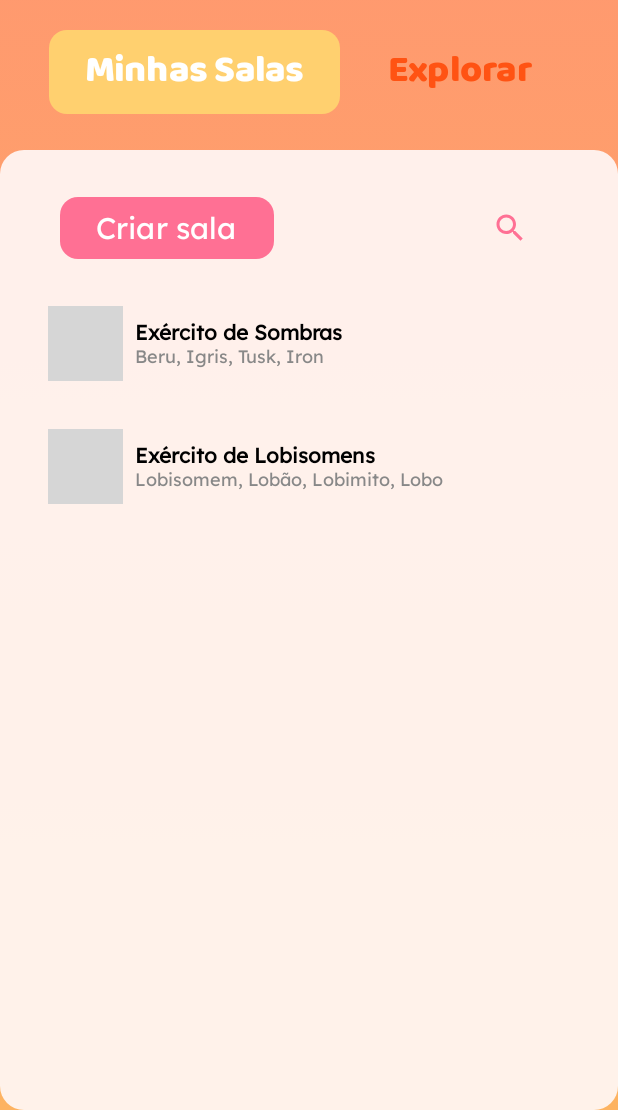
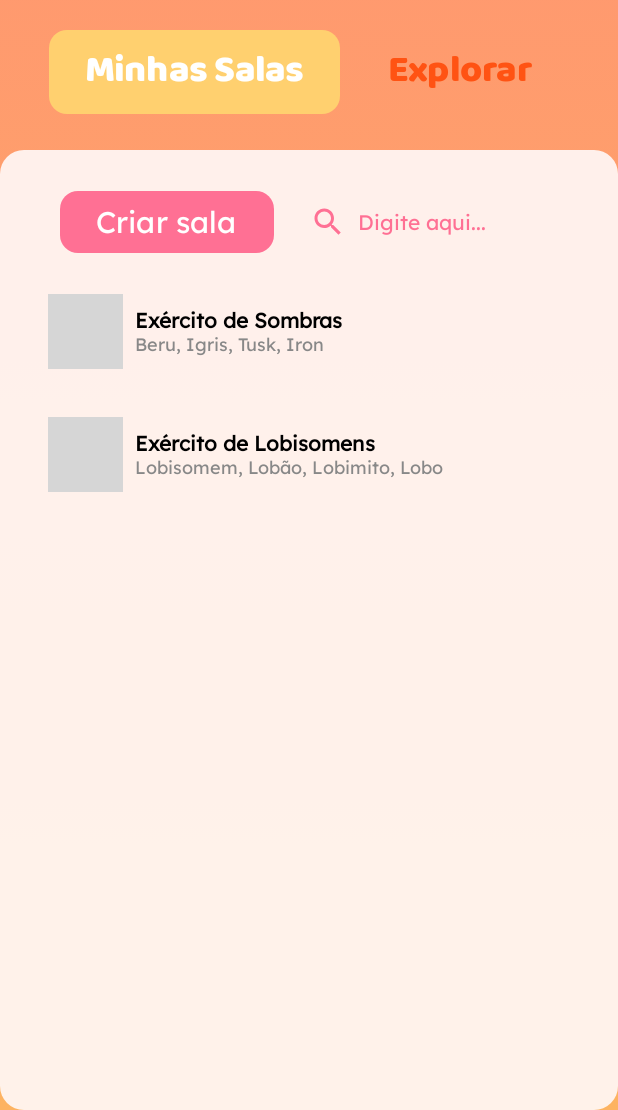
Before and after one commit to JoaoCussolim/CajuTalk, an Android app built with Jetpack Compose: the SalasScreen screen opened through its navigation route, on a phone screen of 412 x 824 dp, the part 126-1236 px from its top. Run offline under Robolectric (Android 15) with nearby library versions, the phone set to English and light mode, and no system bars; pictures from the network do not load; grey boxes are pictures that could not be loaded.

Commit message:
Barra de pesquisa
Atualizado posição do ícone e lógica para filtrar salas

```diff
--- a/app/src/main/java/com/app/cajutalk/MainActivity.kt
+++ b/app/src/main/java/com/app/cajutalk/MainActivity.kt
@@ -729,16 +729,6 @@ fun SalasScreen(navController: NavController) {
     )}
 
     var searchText by remember { mutableStateOf("") }
-    val focusRequester = remember { FocusRequester() }
-    var isTextFieldFocused by remember { mutableStateOf(false) }
-    var isSearchExpanded by remember { mutableStateOf(false) }
-
-    val width by animateDpAsState(
-        targetValue = if (isSearchExpanded) 250.dp else 50.dp,
-        animationSpec = tween(durationMillis = 300),
-        label = "searchBarWidth"
-    )
-
 
     val salasFiltradas by remember {
         derivedStateOf {
@@ -890,25 +880,20 @@ fun SalasScreen(navController: NavController) {
                             .padding(horizontal = 8.dp, vertical = 4.dp),
                         verticalAlignment = Alignment.CenterVertically
                     ) {
-                        IconButton(
-                            onClick = { isSearchExpanded = !isSearchExpanded },
-                            modifier = Modifier.size(48.dp)
-                        ) {
                         Icon(
                             imageVector = Icons.Filled.Search,
                             contentDescription = "Pesquisar",
-                                tint = Color(0xFFFF7094)
+                            tint = Color(0xFFFF7094),
+                            modifier = Modifier.padding(start = 16.dp)
                         )
-                        }
 
-                        if (isSearchExpanded) {
                         BasicTextField(
                             value = searchText,
                             onValueChange = { searchText = it },
                             modifier = Modifier
                                 .fillMaxWidth()
-                                    .focusRequester(focusRequester)
                                 .focusable()
+                                .weight(1f)
                                 .padding(start = 8.dp),
                             textStyle = TextStyle(color = Color(0xFFFF7094), fontFamily = FontFamily(Font(R.font.lexend))),
                             cursorBrush = SolidColor(Color(0xFFFF7094)),
@@ -929,15 +914,6 @@ fun SalasScreen(navController: NavController) {
                                 }
                             }
                         )
-                        }
-
-                        LaunchedEffect(isSearchExpanded) {
-                            if (isSearchExpanded) {
-                                focusRequester.requestFocus()
-                            } else {
-                                searchText = ""
-                            }
-                        }
                     }
                 }
 
```
Lines whose indentation alone changed are shown as unchanged.
